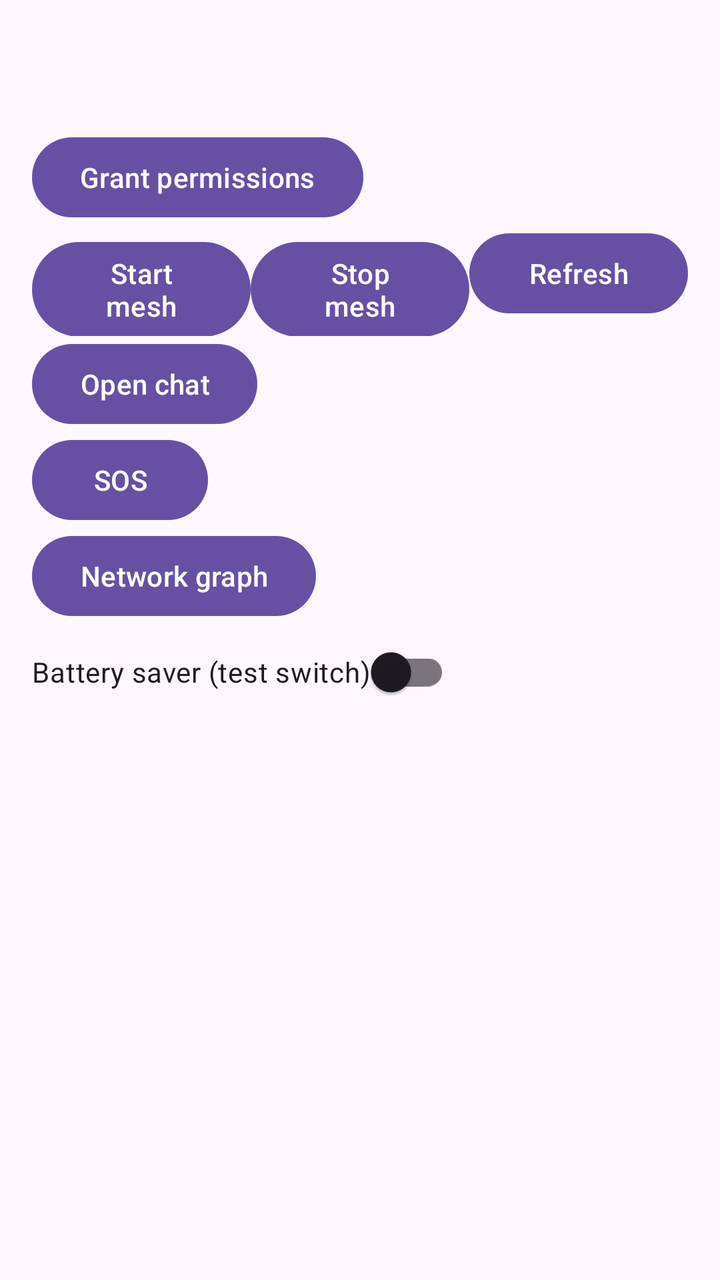
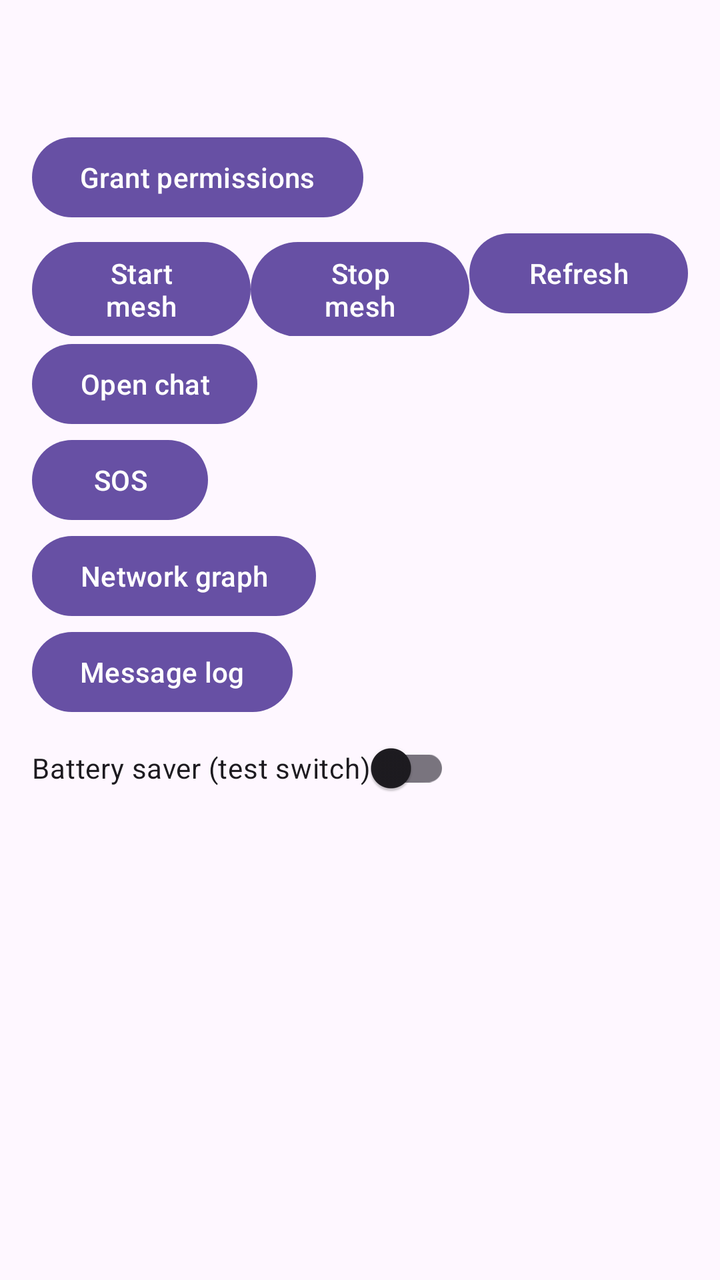

Before-and-after screenshots of an Android layout around one commit, followed by the original layout XML and the change that was made.
<!-- AndroidManifest.xml: application theme Theme.LifeLinkMesh -->
<!-- res/layout/activity_main.xml -->
<?xml version="1.0" encoding="utf-8"?>
<LinearLayout xmlns:android="http://schemas.android.com/apk/res/android"
    android:layout_width="match_parent"
    android:layout_height="match_parent"
    android:orientation="vertical"
    android:fitsSystemWindows="true"
    android:padding="16dp">

    <TextView
        android:id="@+id/txtDevice"
        android:layout_width="wrap_content"
        android:layout_height="wrap_content"
        android:textSize="18sp" />

    <TextView
        android:id="@+id/txtStatus"
        android:layout_width="wrap_content"
        android:layout_height="wrap_content"
        android:layout_marginTop="8dp"
        android:textSize="12sp" />

    <Button
        android:id="@+id/btnGrant"
        android:layout_width="wrap_content"
        android:layout_height="wrap_content"
        android:text="Grant permissions" />

    <LinearLayout
        android:layout_width="match_parent"
        android:layout_height="wrap_content"
        android:orientation="horizontal">

        <Button
            android:id="@+id/btnStart"
            android:layout_width="0dp"
            android:layout_height="wrap_content"
            android:layout_weight="1"
            android:text="Start mesh" />

        <Button
            android:id="@+id/btnStop"
            android:layout_width="0dp"
            android:layout_height="wrap_content"
            android:layout_weight="1"
            android:text="Stop mesh" />

        <Button
            android:id="@+id/btnRefresh"
            android:layout_width="0dp"
            android:layout_height="wrap_content"
            android:layout_weight="1"
            android:text="Refresh" />
    </LinearLayout>

    <Button
        android:id="@+id/btnOpenChat"
        android:layout_width="wrap_content"
        android:layout_height="wrap_content"
        android:text="Open chat" />

    <Button
        android:id="@+id/btnSos"
        android:layout_width="wrap_content"
        android:layout_height="wrap_content"
        android:text="SOS" />

    <Button
        android:id="@+id/btnGraph"
        android:layout_width="wrap_content"
        android:layout_height="wrap_content"
        android:text="Network graph" />

    <androidx.appcompat.widget.SwitchCompat
        android:id="@+id/switchSaver"
        android:layout_width="wrap_content"
        android:layout_height="wrap_content"
        android:text="Battery saver (test switch)" />

    <TextView
        android:id="@+id/txtLog"
        android:layout_width="match_parent"
        android:layout_height="wrap_content"
        android:layout_marginTop="8dp"
        android:textSize="12sp" />

    <androidx.recyclerview.widget.RecyclerView
        android:id="@+id/recyclerPeers"
        android:layout_width="match_parent"
        android:layout_height="0dp"
        android:layout_marginTop="8dp"
        android:layout_weight="1" />
</LinearLayout>
<!-- resources referenced by this layout -->
<resources>
  <style name="Theme.LifeLinkMesh" parent="Base.Theme.LifeLinkMesh" />
  <style name="Base.Theme.LifeLinkMesh" parent="Theme.Material3.DayNight.NoActionBar">
          
          
      </style>
</resources>

<!-- the commit's change to res/layout/activity_main.xml (unified diff, before → after) -->
@@ -70,6 +70,12 @@
         android:layout_height="wrap_content"
         android:text="Network graph" />
 
+    <Button
+        android:id="@+id/btnLog"
+        android:layout_width="wrap_content"
+        android:layout_height="wrap_content"
+        android:text="Message log" />
+
     <androidx.appcompat.widget.SwitchCompat
         android:id="@+id/switchSaver"
         android:layout_width="wrap_content"
